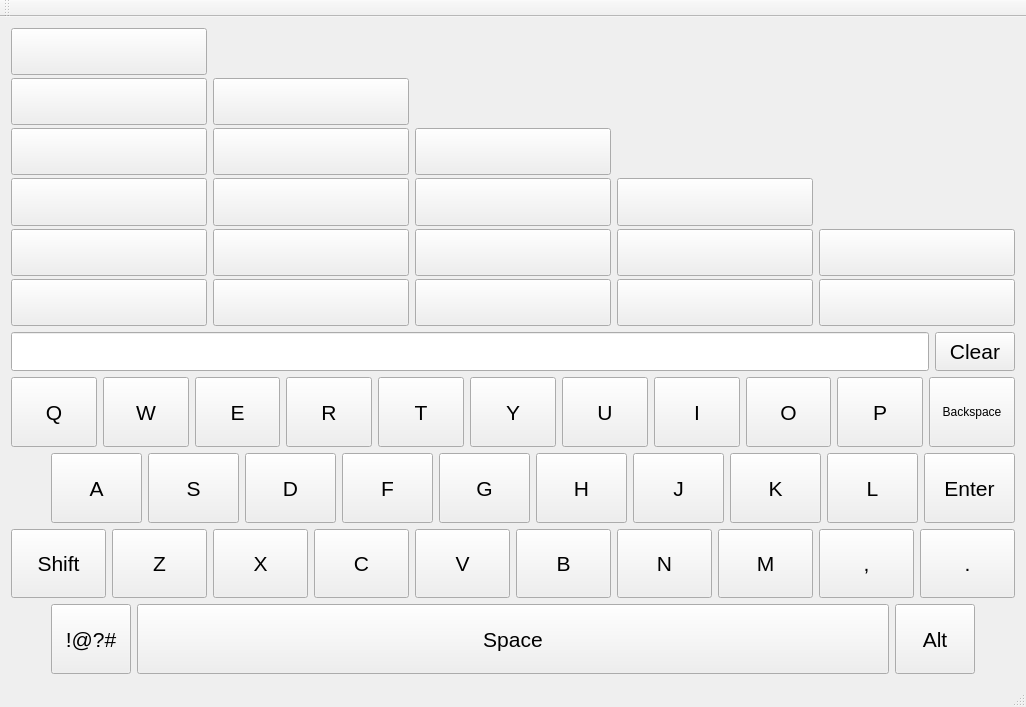
fclay/Gleason-Senior-Project, file mainwindow.ui: the form before one commit.
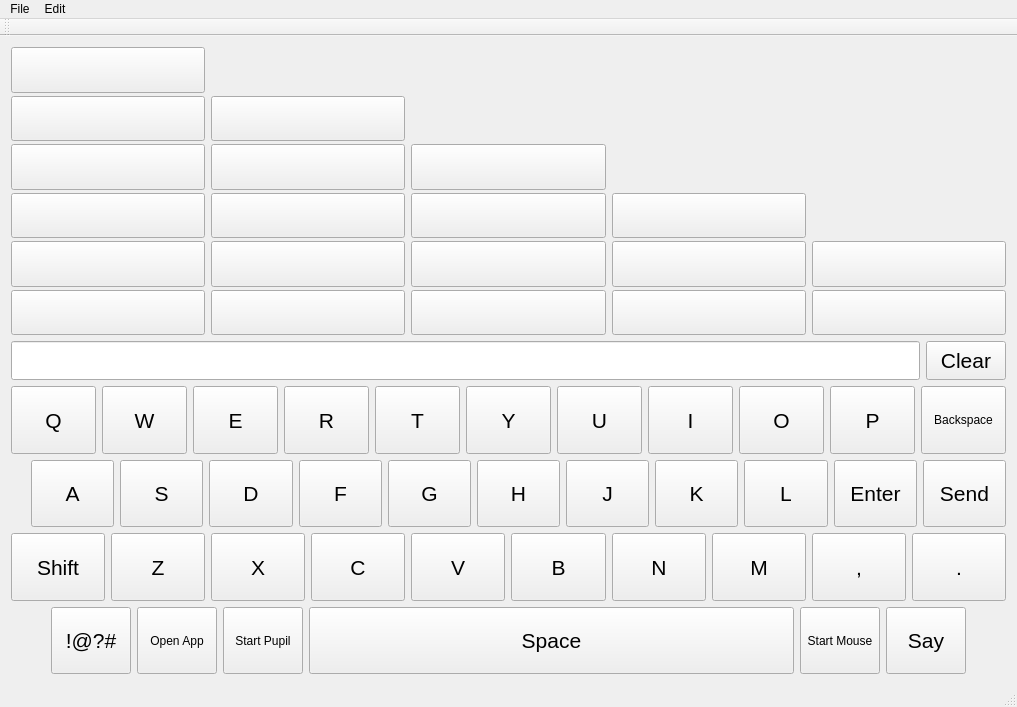
The form after the commit.

Diff of the .ui file:
```diff
--- a/mainwindow.ui
+++ b/mainwindow.ui
@@ -6,7 +6,7 @@
    <rect>
     <x>0</x>
     <y>0</y>
-    <width>1026</width>
+    <width>1017</width>
     <height>707</height>
    </rect>
   </property>
@@ -557,6 +557,9 @@
             <pointsize>16</pointsize>
            </font>
           </property>
+          <property name="styleSheet">
+           <string notr="true"/>
+          </property>
           <property name="text">
            <string>Q</string>
           </property>
@@ -747,11 +750,11 @@
            <enum>Qt::Horizontal</enum>
           </property>
           <property name="sizeType">
-           <enum>QSizePolicy::Preferred</enum>
+           <enum>QSizePolicy::Fixed</enum>
           </property>
           <property name="sizeHint" stdset="0">
            <size>
-            <width>40</width>
+            <width>20</width>
             <height>20</height>
            </size>
           </property>
@@ -940,6 +943,24 @@
           </property>
          </widget>
         </item>
+        <item>
+         <widget class="QPushButton" name="sendButton">
+          <property name="sizePolicy">
+           <sizepolicy hsizetype="Minimum" vsizetype="Preferred">
+            <horstretch>0</horstretch>
+            <verstretch>0</verstretch>
+           </sizepolicy>
+          </property>
+          <property name="font">
+           <font>
+            <pointsize>16</pointsize>
+           </font>
+          </property>
+          <property name="text">
+           <string>Send</string>
+          </property>
+         </widget>
+        </item>
        </layout>
       </item>
       <item>
@@ -1162,6 +1183,32 @@
           </property>
          </widget>
         </item>
+        <item>
+         <widget class="QPushButton" name="App_Button">
+          <property name="sizePolicy">
+           <sizepolicy hsizetype="Minimum" vsizetype="Preferred">
+            <horstretch>0</horstretch>
+            <verstretch>0</verstretch>
+           </sizepolicy>
+          </property>
+          <property name="text">
+           <string>Open App</string>
+          </property>
+         </widget>
+        </item>
+        <item>
+         <widget class="QPushButton" name="start_Button">
+          <property name="sizePolicy">
+           <sizepolicy hsizetype="Minimum" vsizetype="Preferred">
+            <horstretch>0</horstretch>
+            <verstretch>0</verstretch>
+           </sizepolicy>
+          </property>
+          <property name="text">
+           <string>Start Pupil</string>
+          </property>
+         </widget>
+        </item>
         <item>
          <widget class="QPushButton" name="Space_Btn">
           <property name="sizePolicy">
@@ -1181,7 +1228,20 @@
          </widget>
         </item>
         <item>
-         <widget class="QPushButton" name="Alt2_Btn">
+         <widget class="QPushButton" name="mouse_button">
+          <property name="sizePolicy">
+           <sizepolicy hsizetype="Minimum" vsizetype="Preferred">
+            <horstretch>0</horstretch>
+            <verstretch>0</verstretch>
+           </sizepolicy>
+          </property>
+          <property name="text">
+           <string>Start Mouse</string>
+          </property>
+         </widget>
+        </item>
+        <item>
+         <widget class="QPushButton" name="say_btn">
           <property name="sizePolicy">
            <sizepolicy hsizetype="Preferred" vsizetype="Preferred">
             <horstretch>0</horstretch>
@@ -1194,7 +1254,7 @@
            </font>
           </property>
           <property name="text">
-           <string>Alt</string>
+           <string>Say</string>
           </property>
          </widget>
         </item>
@@ -1225,10 +1285,23 @@
     <rect>
      <x>0</x>
      <y>0</y>
-     <width>1026</width>
-     <height>19</height>
+     <width>1017</width>
+     <height>27</height>
     </rect>
    </property>
+   <widget class="QMenu" name="menuOnScreenKeyboard">
+    <property name="title">
+     <string>File</string>
+    </property>
+   </widget>
+   <widget class="QMenu" name="menuEdit">
+    <property name="title">
+     <string>Edit</string>
+    </property>
+    <addaction name="actionOptions"/>
+   </widget>
+   <addaction name="menuOnScreenKeyboard"/>
+   <addaction name="menuEdit"/>
   </widget>
   <widget class="QToolBar" name="mainToolBar">
    <attribute name="toolBarArea">
```
Left out of the diff: 16 changed lines with no effect on the pictures.
